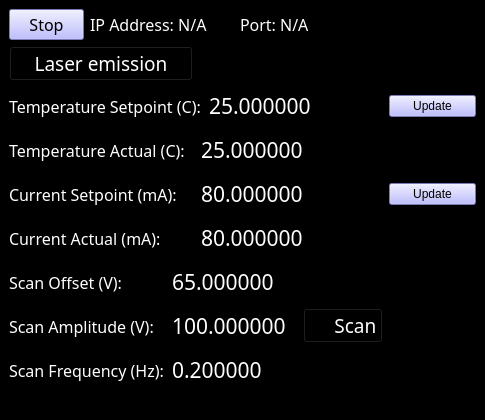
Qt form pylabnet/gui/pyqt/gui_templates/toptica_control.ui (lukingroup/pylabnet) before a commit.
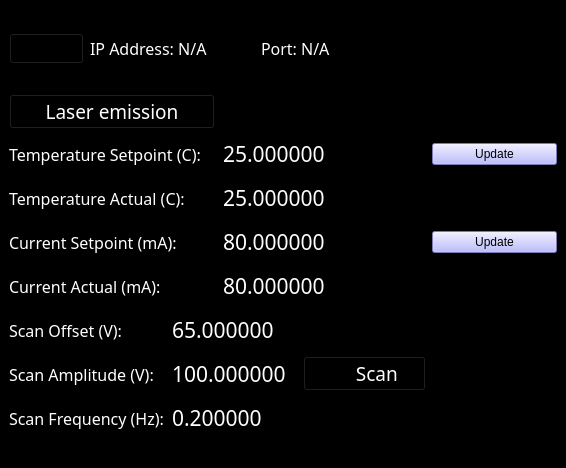
The same form after that commit. Icons and pictures are not drawn.

```diff
--- a/pylabnet/gui/pyqt/gui_templates/toptica_control.ui
+++ b/pylabnet/gui/pyqt/gui_templates/toptica_control.ui
@@ -6,8 +6,8 @@
    <rect>
     <x>0</x>
     <y>0</y>
-    <width>485</width>
-    <height>380</height>
+    <width>566</width>
+    <height>468</height>
    </rect>
   </property>
   <property name="sizePolicy">
@@ -44,7 +44,7 @@
          </font>
         </property>
         <property name="styleSheet">
-         <string notr="true">background-color: rgb(170, 170, 255);</string>
+         <string notr="true"/>
         </property>
         <property name="text">
          <string>Stop</string>
```
Left out of the diff: 9 changed lines with no effect on the pictures.
